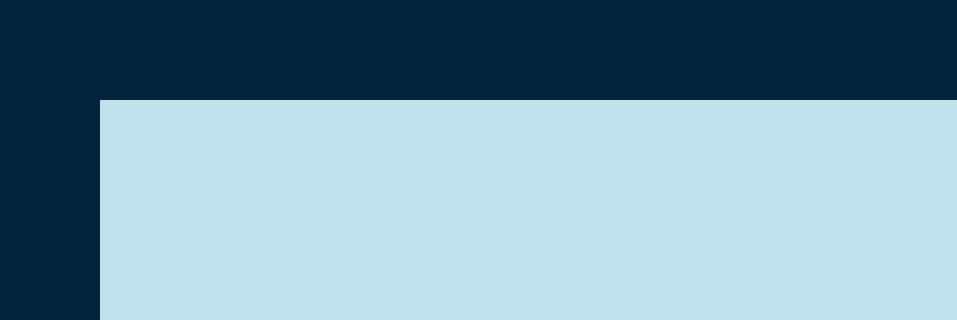
The window that src/resources/interface/Ventana_Menu.ui (Yosoyepa/MyUnApp) describes before a commit, drawn with Qt 5; both pictures show x 0 to 957 and y 0 to 320 of the 957 by 721 pixel window.
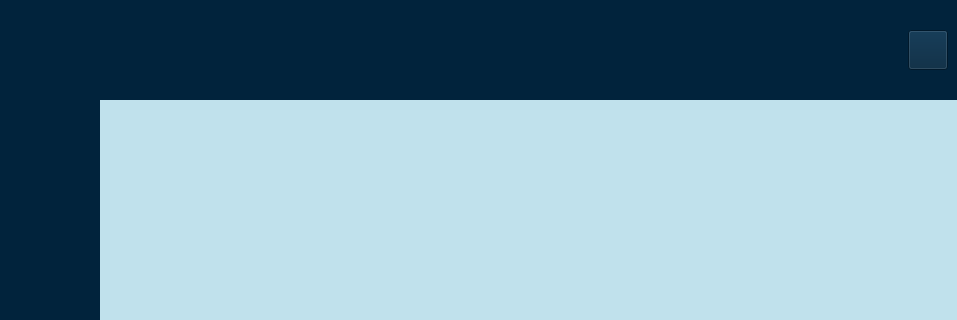
The same window after the commit. Icons and pictures are not drawn.

What changed in the file:
```diff
--- a/src/resources/interface/Ventana_Menu.ui
+++ b/src/resources/interface/Ventana_Menu.ui
@@ -386,6 +386,50 @@
             <property name="lineWidth">
              <number>0</number>
             </property>
+            <layout class="QHBoxLayout" name="horizontalLayout_2">
+             <item>
+              <spacer name="horizontalSpacer">
+               <property name="orientation">
+                <enum>Qt::Horizontal</enum>
+               </property>
+               <property name="sizeHint" stdset="0">
+                <size>
+                 <width>7000</width>
+                 <height>20</height>
+                </size>
+               </property>
+              </spacer>
+             </item>
+             <item>
+              <widget class="QPushButton" name="Boton_Info">
+               <property name="minimumSize">
+                <size>
+                 <width>40</width>
+                 <height>40</height>
+                </size>
+               </property>
+               <property name="maximumSize">
+                <size>
+                 <width>40</width>
+                 <height>40</height>
+                </size>
+               </property>
+               <property name="text">
+                <string/>
+               </property>
+               <property name="icon">
+                <iconset resource="../QRC/imagenesInicioSesion.qrc">
+                 <normaloff>:/inicioSesion/Icons/Info_Icon.png</normaloff>:/inicioSesion/Icons/Info_Icon.png</iconset>
+               </property>
+               <property name="iconSize">
+                <size>
+                 <width>30</width>
+                 <height>30</height>
+                </size>
+               </property>
+              </widget>
+             </item>
+            </layout>
            </widget>
           </item>
           <item>
```
Left out of the diff: 4 changed lines with no effect on the pictures.
